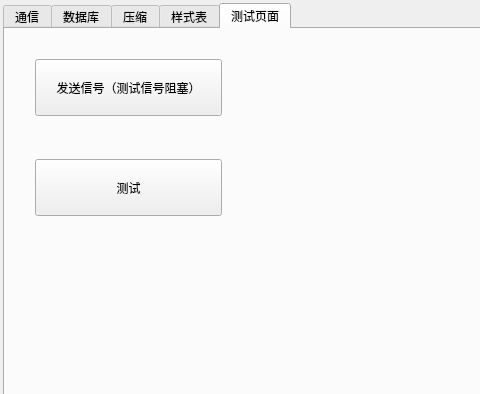
The window that src/ProjectGlory/ui/mainwindow.ui (cxy510/VscodeQt) describes before a commit, drawn with Qt 5; both pictures show x 0 to 480 and y 0 to 394 of the 744 by 761 pixel window.
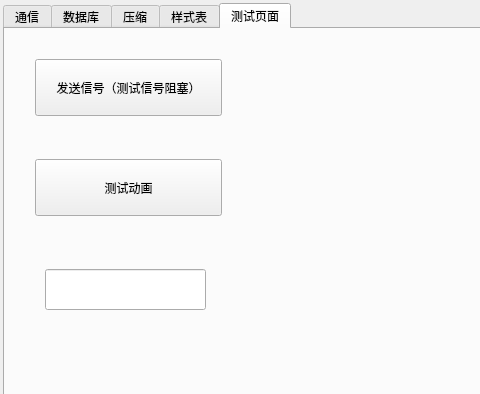
The same window after the commit.

Commit message: 增加qt样式设置

```diff
--- a/src/ProjectGlory/ui/mainwindow.ui
+++ b/src/ProjectGlory/ui/mainwindow.ui
@@ -678,7 +678,17 @@
          </rect>
         </property>
         <property name="text">
-         <string>测试</string>
+         <string>测试动画</string>
+        </property>
+       </widget>
+       <widget class="QLineEdit" name="lineEdit_3">
+        <property name="geometry">
+         <rect>
+          <x>40</x>
+          <y>240</y>
+          <width>161</width>
+          <height>41</height>
+         </rect>
         </property>
        </widget>
       </widget>
```
The commit also changes 2 other files.
